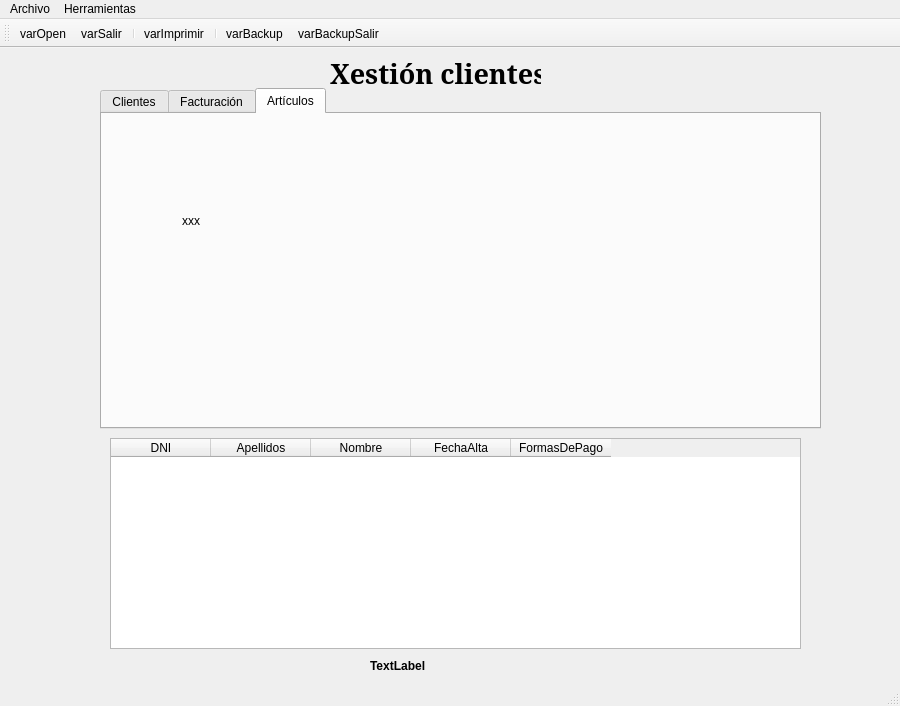
First picture: the form in ventana.ui, repository AresPunzon/punzongarcia, before the edit.
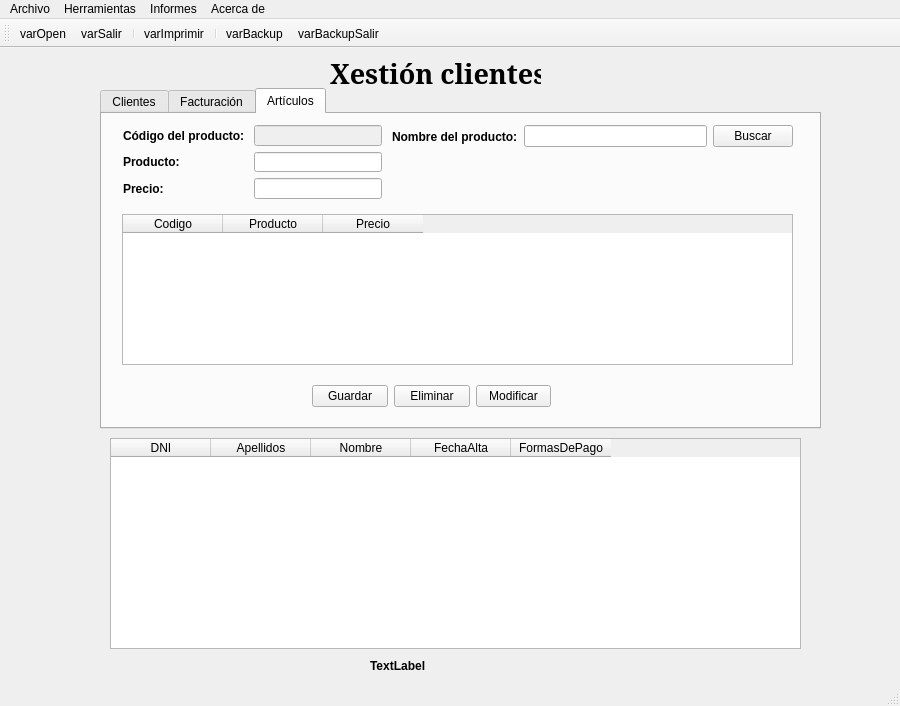
Second picture: the form after the edit. The open tabs and pages were chosen to show the change. Icons and pictures are not drawn.

```diff
--- a/ventana.ui
+++ b/ventana.ui
@@ -691,18 +691,162 @@
      <attribute name="title">
       <string>Artículos</string>
      </attribute>
-     <widget class="QLabel" name="label_3">
+     <widget class="QTableWidget" name="tabProd">
       <property name="geometry">
        <rect>
-        <x>80</x>
+        <x>20</x>
         <y>100</y>
-        <width>47</width>
-        <height>13</height>
+        <width>671</width>
+        <height>151</height>
        </rect>
       </property>
-      <property name="text">
-       <string>xxx</string>
+      <column>
+       <property name="text">
+        <string>Codigo</string>
+       </property>
+      </column>
+      <column>
+       <property name="text">
+        <string>Producto</string>
+       </property>
+      </column>
+      <column>
+       <property name="text">
+        <string>Precio</string>
+       </property>
+      </column>
+     </widget>
+     <widget class="QWidget" name="layoutWidget">
+      <property name="geometry">
+       <rect>
+        <x>21</x>
+        <y>11</y>
+        <width>259</width>
+        <height>74</height>
+       </rect>
       </property>
+      <layout class="QFormLayout" name="formLayout">
+       <item row="1" column="0">
+        <widget class="QLabel" name="lblProd">
+         <property name="font">
+          <font>
+           <weight>75</weight>
+           <bold>true</bold>
+          </font>
+         </property>
+         <property name="text">
+          <string>Producto:</string>
+         </property>
+        </widget>
+       </item>
+       <item row="1" column="1">
+        <widget class="QLineEdit" name="txtProd"/>
+       </item>
+       <item row="2" column="0">
+        <widget class="QLabel" name="lblPrecio">
+         <property name="font">
+          <font>
+           <weight>75</weight>
+           <bold>true</bold>
+          </font>
+         </property>
+         <property name="text">
+          <string>Precio:</string>
+         </property>
+        </widget>
+       </item>
+       <item row="2" column="1">
+        <widget class="QLineEdit" name="txtPrecio"/>
+       </item>
+       <item row="0" column="0">
+        <widget class="QLabel" name="lblCod">
+         <property name="font">
+          <font>
+           <weight>75</weight>
+           <bold>true</bold>
+          </font>
+         </property>
+         <property name="text">
+          <string>Código del producto: </string>
+         </property>
+        </widget>
+       </item>
+       <item row="0" column="1">
+        <widget class="QLineEdit" name="txtCod">
+         <property name="enabled">
+          <bool>false</bool>
+         </property>
+        </widget>
+       </item>
+      </layout>
+     </widget>
+     <widget class="QWidget" name="layoutWidget">
+      <property name="geometry">
+       <rect>
+        <x>210</x>
+        <y>270</y>
+        <width>239</width>
+        <height>25</height>
+       </rect>
+      </property>
+      <layout class="QHBoxLayout" name="horizontalLayout_9">
+       <item>
+        <widget class="QPushButton" name="btnGrabaProd">
+         <property name="text">
+          <string>Guardar</string>
+         </property>
+        </widget>
+       </item>
+       <item>
+        <widget class="QPushButton" name="btnBorraProd">
+         <property name="text">
+          <string>Eliminar</string>
+         </property>
+        </widget>
+       </item>
+       <item>
+        <widget class="QPushButton" name="btnModProd">
+         <property name="text">
+          <string>Modificar</string>
+         </property>
+        </widget>
+       </item>
+      </layout>
+     </widget>
+     <widget class="QWidget" name="layoutWidget">
+      <property name="geometry">
+       <rect>
+        <x>290</x>
+        <y>10</y>
+        <width>401</width>
+        <height>25</height>
+       </rect>
+      </property>
+      <layout class="QHBoxLayout" name="horizontalLayout_10">
+       <item>
+        <widget class="QLabel" name="label_3">
+         <property name="font">
+          <font>
+           <weight>75</weight>
+           <bold>true</bold>
+          </font>
+         </property>
+         <property name="text">
+          <string>Nombre del producto:</string>
+         </property>
+        </widget>
+       </item>
+       <item>
+        <widget class="QLineEdit" name="txtBuscar"/>
+       </item>
+       <item>
+        <widget class="QPushButton" name="btnBuscar">
+         <property name="text">
+          <string>Buscar</string>
+         </property>
+        </widget>
+       </item>
+      </layout>
      </widget>
     </widget>
    </widget>
@@ -755,8 +899,21 @@
     <addaction name="actionImportar_datos"/>
     <addaction name="actionExportar_datos"/>
    </widget>
+   <widget class="QMenu" name="menuInformes">
+    <property name="title">
+     <string>Informes</string>
+    </property>
+    <addaction name="actionListado_clientes"/>
+   </widget>
+   <widget class="QMenu" name="menuAcerca_de">
+    <property name="title">
+     <string>Acerca de</string>
+    </property>
+   </widget>
    <addaction name="menuarchivo"/>
    <addaction name="menuHerramientas"/>
+   <addaction name="menuInformes"/>
+   <addaction name="menuAcerca_de"/>
   </widget>
   <widget class="QStatusBar" name="statusbar"/>
   <widget class="QToolBar" name="toolBar">
```
Left out of the diff: 9 changed lines with no effect on the pictures.
